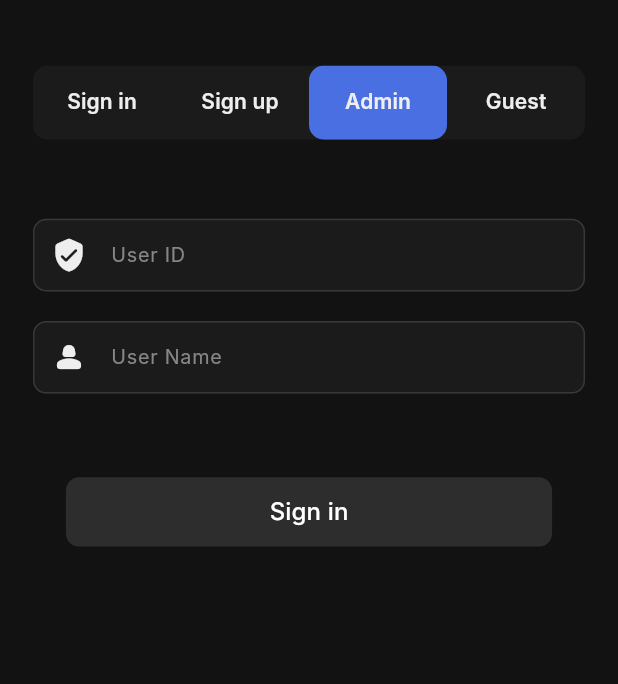
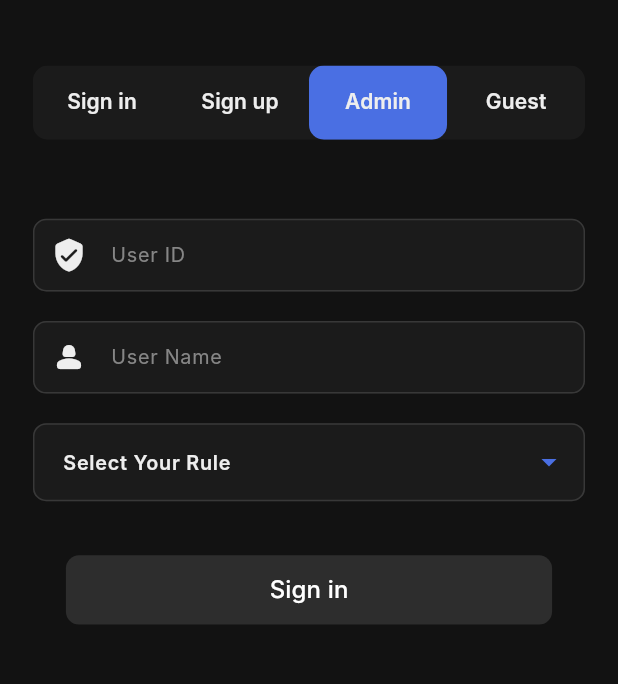
Before and after one commit to eslammongy/Advanced-Form-Builder, a Flutter app: the screen it shows after launch, tab 3 chosen, on a phone screen of 412 x 824 dp, the part 306-990 px from its top. Run offline on Flutter 3.47's test engine with Material 3 defaults, Android fonts, the phone set to English and light mode, and no system bars; our stand-ins replace dropdown_button2, flutter_riverpod, riverpod; Roboto replaces fonts that are missing (Inter).

```diff
--- a/lib/form_builder/widgets/adim_form.dart
+++ b/lib/form_builder/widgets/adim_form.dart
@@ -3,8 +3,15 @@ import 'package:flutter_riverpod/flutter_riverpod.dart';
 import 'package:form_builder/form_builder/controllers/main_form_notifier.dart';
 import 'package:form_builder/form_builder/widgets/custom_text_form_field.dart';
 import 'package:form_builder/form_builder/widgets/primary_app_button.dart';
+import 'package:form_builder/form_builder/widgets/rule_dropdown_menu.dart';
 import 'package:form_builder/theme/app_strings.dart';
 import 'package:form_builder/utils/sizer_util.dart';
+
+const items = [
+  DropdownMenuItem(value: "Item 1", child: Text("Item 1")),
+  DropdownMenuItem(value: "Item 2", child: Text("Item 2")),
+  DropdownMenuItem(value: "Item 3", child: Text("Item 3")),
+];
 
 class AdminForm extends ConsumerWidget {
   const AdminForm({super.key});
@@ -12,6 +19,7 @@ class AdminForm extends ConsumerWidget {
   @override
   Widget build(BuildContext context, WidgetRef ref) {
     final formState = ref.watch(adminFormProvider);
+    final formNotifier = ref.read(adminFormProvider.notifier);
     return Column(
       mainAxisAlignment: MainAxisAlignment.start,
       children: [
@@ -22,7 +30,7 @@ class AdminForm extends ConsumerWidget {
           label: AppStrings.userId,
           hint: AppStrings.userId,
           prefix: Icon(Icons.verified_user_rounded),
-          onChanged: null,
+          onChanged: (value) => formNotifier.updateUserId(value),
         ),
         SizerUtil.gapH(12),
         CustomTextFormField(
@@ -31,15 +39,16 @@ class AdminForm extends ConsumerWidget {
           label: AppStrings.userName,
           hint: AppStrings.userName,
           prefix: Icon(Icons.person_2_rounded),
-          onChanged: null,
+          onChanged: (value) => formNotifier.updateUserName(value),
         ),
         SizerUtil.gapH(12),
-        // TODO: Admin Rule should be here....
+        RulesDropdownMenu(),
         SizerUtil.gapH(32),
         AppPrimaryButton(
           text: AppStrings.signIN,
           variant: ButtonVariant.primary,
           width: double.maxFinite,
+          isEnabled: formState.isFormValid,
           margin: EdgeInsets.symmetric(horizontal: 20.w),
           onPressed: () {},
         ),
--- /dev/null
+++ b/lib/form_builder/widgets/rule_dropdown_menu.dart
@@ -0,0 +1,73 @@
+import 'package:dropdown_button2/dropdown_button2.dart';
+import 'package:flutter/material.dart';
+import 'package:flutter_riverpod/flutter_riverpod.dart';
+import 'package:form_builder/form_builder/controllers/main_form_notifier.dart';
+import 'package:form_builder/theme/app_colors.dart';
+import 'package:form_builder/utils/app_extensions.dart';
+
+enum Rules { manger, admin, superAdmin, database, server }
+
+//create a string extension to convert first letter to uppercase
+extension StringExtension on String {
+  String get capitalize => '${this[0].toUpperCase()}${substring(1)}';
+}
+
+class RulesDropdownMenu extends StatelessWidget {
+  const RulesDropdownMenu({super.key});
+
+  @override
+  Widget build(BuildContext context) {
+    Rules? selectedValue;
+
+    return Consumer(
+      builder: (context, ref, child) {
+        final adminFormNotifier = ref.read(adminFormProvider.notifier);
+        return DropdownButtonFormField2<Rules>(
+          isExpanded: true,
+          decoration: buttonDecoration(),
+          hint: Text(
+            'Select Your Rule',
+            style: context.textTheme.labelMedium?.copyWith(
+              fontWeight: FontWeight.w600,
+            ),
+          ),
+          items: Rules.values
+              .map(
+                (item) => DropdownMenuItem<Rules>(
+                  value: item,
+                  child: Text(
+                    item.name.capitalize,
+                    style: const TextStyle(fontSize: 14),
+                  ),
+                ),
+              )
+              .toList(),
+          onChanged: (value) {
+            selectedValue = value;
+            adminFormNotifier.updateRule(selectedValue!.name);
+          },
+          buttonStyleData: const ButtonStyleData(
+            padding: EdgeInsets.only(right: 8),
+          ),
+          iconStyleData: const IconStyleData(
+            icon: Icon(Icons.arrow_drop_down, color: AppColors.primaryDark),
+            iconSize: 24,
+          ),
+          dropdownStyleData: DropdownStyleData(
+            decoration: BoxDecoration(borderRadius: BorderRadius.circular(15)),
+          ),
+          menuItemStyleData: const MenuItemStyleData(
+            padding: EdgeInsets.symmetric(horizontal: 16),
+          ),
+        );
+      },
+    );
+  }
+
+  InputDecoration buttonDecoration() {
+    return InputDecoration(
+      contentPadding: const EdgeInsets.symmetric(vertical: 14),
+      border: OutlineInputBorder(borderRadius: BorderRadius.circular(15)),
+    );
+  }
+}
--- a/pubspec.yaml
+++ b/pubspec.yaml
@@ -33,6 +33,7 @@ dependencies:
     sdk: flutter
   flutter_riverpod: ^2.6.1
   riverpod: ^2.6.1
+  dropdown_button2: ^2.3.9
 
 dev_dependencies:
   flutter_lints: ^5.0.0
```
Also changed, not shown: pubspec.lock.
